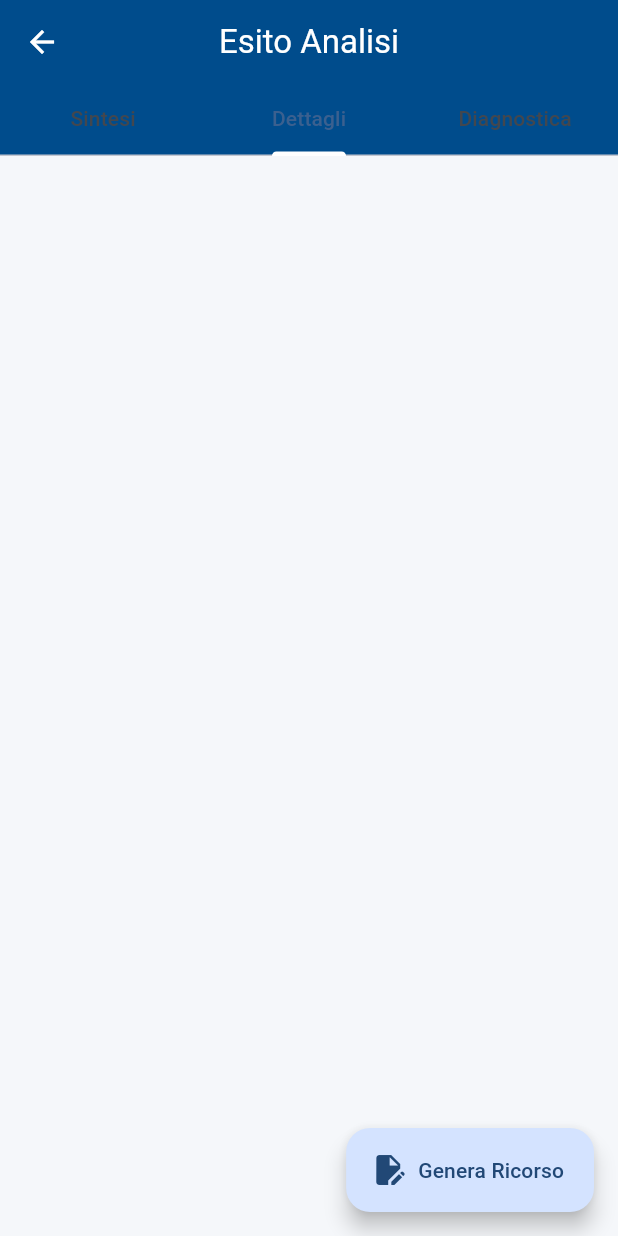
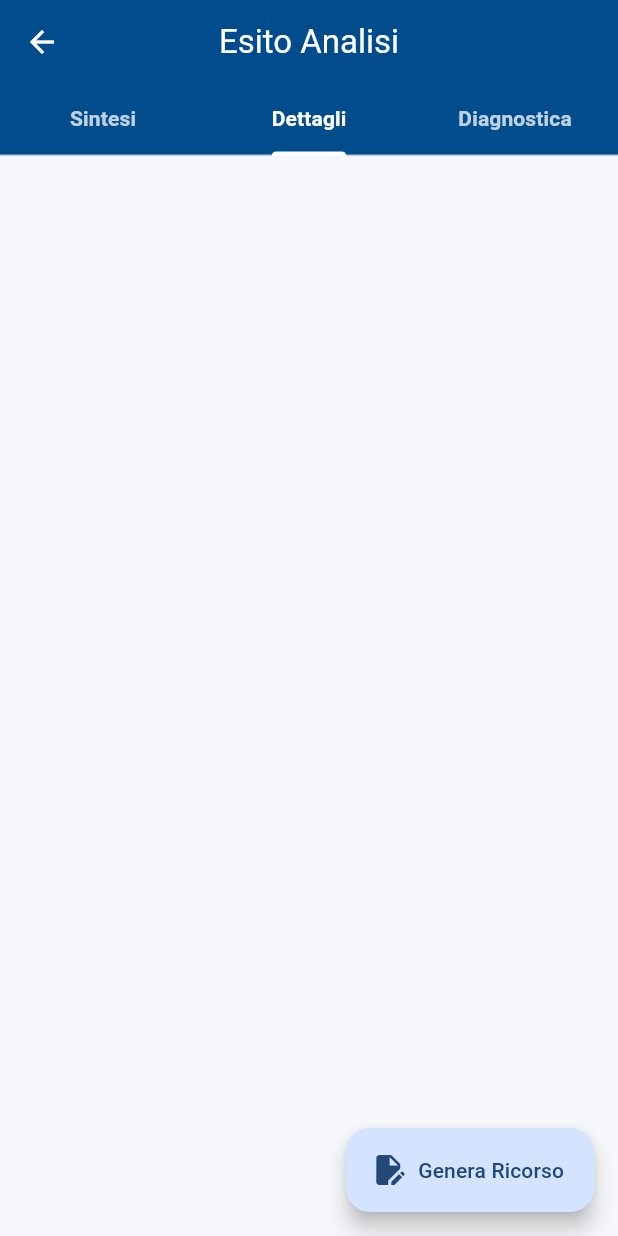
Before and after one commit to iogiuseppemosca/RicorsoFacile, a Flutter app: the AnalysisScreen screen opened directly with empty values, tab 2 chosen, on a phone screen of 412 x 824 dp. Run offline on Flutter 3.47's test engine with Material 3 defaults, Android fonts, the phone set to English and light mode, and no system bars; our stand-ins replace dio, file_picker, flutter_markdown, image_picker.

Commit message:
UI: Update tab labels to show 100% white selected and 75% opacity unselected

```diff
--- a/app/lib/screens/analysis_screen.dart
+++ b/app/lib/screens/analysis_screen.dart
@@ -19,12 +19,15 @@ class AnalysisScreen extends StatelessWidget {
       child: Scaffold(
         appBar: AppBar(
           title: const Text('Esito Analisi'),
-          bottom: const TabBar(
+          bottom: TabBar(
             indicatorColor: Colors.white,
-            tabs: [
+            labelColor: Colors.white,
+            unselectedLabelColor: Colors.white.withOpacity(0.75),
+            labelStyle: const TextStyle(fontWeight: FontWeight.bold),
+            tabs: const [
               Tab(text: 'Sintesi'),
               Tab(text: 'Dettagli'),
-              Tab(text: 'Diagnostica'), // Ex JSON Debug
+              Tab(text: 'Diagnostica'),
             ],
           ),
         ),
```
Also changed, not shown: 1 other file.
